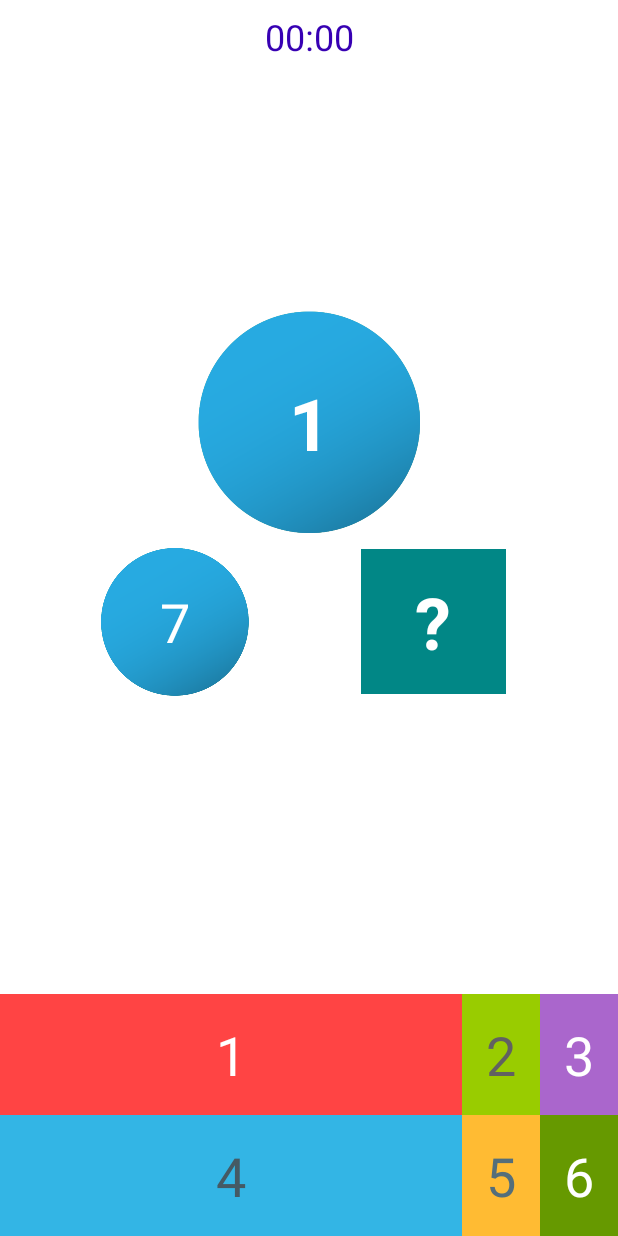
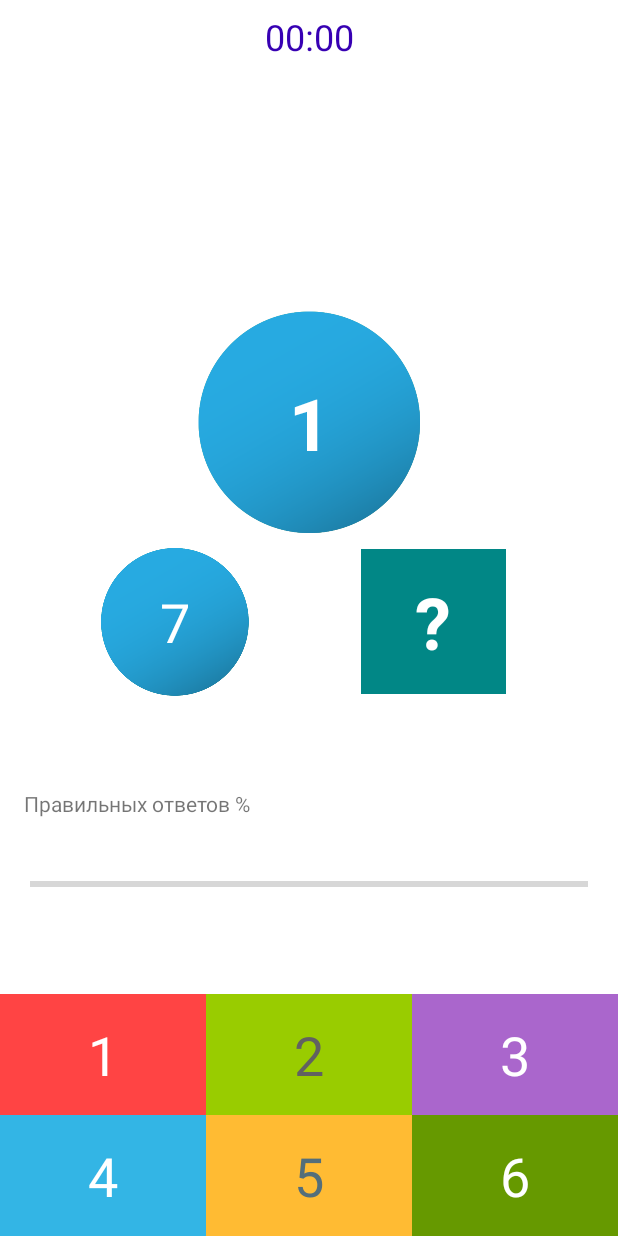
Before and after one commit to Magistr-dot/Compose, an Android app: the layout fragment_game.xml on its own in the app's theme, with its tools: preview values and no code run, on a phone screen of 412 x 824 dp. Run offline under Robolectric (Android 15) with nearby library versions, the phone set to English and light mode, and no system bars.

Commit message:
part 1 complete

```diff
--- a/app/src/main/res/layout/fragment_game.xml
+++ b/app/src/main/res/layout/fragment_game.xml
@@ -66,9 +66,7 @@
         android:layout_height="wrap_content"
         android:background="@android:color/holo_red_light"
         app:layout_constraintBottom_toTopOf="@+id/tv_option_4"
-        app:layout_constraintEnd_toStartOf="@+id/tv_option_5"
-        app:layout_constraintHorizontal_bias="0.0"
-        app:layout_constraintHorizontal_chainStyle="spread"
+        app:layout_constraintEnd_toStartOf="@+id/tv_option_2"
         app:layout_constraintStart_toStartOf="parent"
         tools:text="1" />
 
@@ -80,8 +78,8 @@
         android:background="@android:color/holo_green_light"
         android:textColor="#616161"
         app:layout_constraintBottom_toTopOf="@+id/tv_option_4"
-        app:layout_constraintEnd_toStartOf="@+id/tv_option_6"
-        app:layout_constraintStart_toEndOf="@id/tv_option_4"
+        app:layout_constraintEnd_toStartOf="@+id/tv_option_3"
+        app:layout_constraintStart_toEndOf="@id/tv_option_1"
         tools:text="2" />
 
     <TextView
@@ -92,7 +90,7 @@
         android:background="@android:color/holo_purple"
         app:layout_constraintBottom_toTopOf="@+id/tv_option_4"
         app:layout_constraintEnd_toEndOf="parent"
-        app:layout_constraintStart_toEndOf="@id/tv_option_5"
+        app:layout_constraintStart_toEndOf="@id/tv_option_2"
         tools:text="3" />
 
     <TextView
@@ -101,11 +99,9 @@
         android:layout_width="0dp"
         android:layout_height="wrap_content"
         android:background="@android:color/holo_blue_light"
-        android:textColor="#455A64"
         app:layout_constraintBottom_toBottomOf="parent"
-        app:layout_constraintEnd_toStartOf="@+id/tv_option_5"
+        app:layout_constraintEnd_toEndOf="@id/tv_option_1"
         app:layout_constraintStart_toStartOf="parent"
-        app:layout_constraintHorizontal_chainStyle="spread"
         tools:text="4" />
 
     <TextView
@@ -116,8 +112,8 @@
         android:background="@android:color/holo_orange_light"
         android:textColor="#546E7A"
         app:layout_constraintBottom_toBottomOf="parent"
-        app:layout_constraintEnd_toStartOf="@+id/tv_option_6"
-        app:layout_constraintStart_toEndOf="tv_option_4"
+        app:layout_constraintEnd_toEndOf="@id/tv_option_2"
+        app:layout_constraintStart_toStartOf="@+id/tv_option_2"
         tools:text="5" />
 
     <TextView
@@ -128,5 +124,30 @@
         android:background="@android:color/holo_green_dark"
         app:layout_constraintBottom_toBottomOf="parent"
         app:layout_constraintEnd_toEndOf="parent"
+        app:layout_constraintStart_toEndOf="@id/tv_option_2"
         tools:text="6" />
+
+    <TextView
+        android:id="@+id/tv_answers_progress"
+        android:layout_width="match_parent"
+        android:layout_height="wrap_content"
+        android:layout_margin="16dp"
+        android:text="@string/percent"
+        app:layout_constraintBottom_toTopOf="@+id/progress_bar"
+        app:layout_constraintTop_toBottomOf="@+id/tv_left_number"
+        app:layout_constraintVertical_chainStyle="packed"/>
+
+    <ProgressBar
+        android:id="@+id/progress_bar"
+        style="?android:attr/progressBarStyleHorizontal"
+        android:layout_width="0dp"
+        android:layout_height="wrap_content"
+        android:layout_margin="20dp"
+        android:max="100"
+        android:secondaryProgressTint="@color/black"
+        app:layout_constraintBottom_toTopOf="@+id/tv_option_2"
+        app:layout_constraintEnd_toEndOf="parent"
+        app:layout_constraintStart_toStartOf="parent"
+        app:layout_constraintTop_toBottomOf="@id/tv_answers_progress" />
+
 </androidx.constraintlayout.widget.ConstraintLayout>
--- a/app/src/main/res/values/strings.xml
+++ b/app/src/main/res/values/strings.xml
@@ -8,4 +8,5 @@
     <string name="hard">Сложный</string>
     <!-- TODO: Remove or change this placeholder text -->
     <string name="hello_blank_fragment">Hello blank fragment</string>
+    <string name="percent">Правильных ответов %</string>
 </resources>
```
Also changed, not shown: app/src/main/java/com/example/compose/presentation/GameFinishedFragment.kt (added, +18 -0 lines), app/src/main/res/layout/fragment_game_finished.xml (added, +61 -0 lines).
